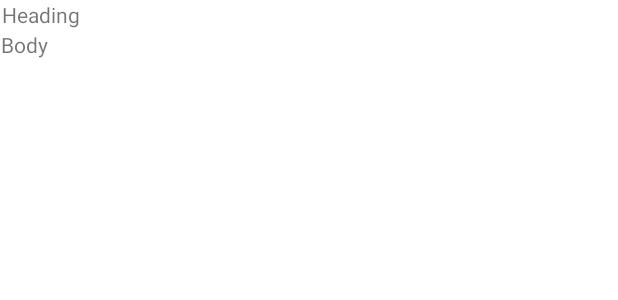
After one commit to BonnyYangC/Mobile-app, an Android app: the layout activity_article.xml on its own in the app's theme, with its tools: preview values and no code run, on a phone screen of 412 x 824 dp. The commit adds this screen. Shown: the top 300 px of the screen. Run offline under Robolectric (Android 15) with nearby library versions, the phone set to English and light mode, and no system bars.

Commit message:
with second activity

```diff
--- a/app/src/main/java/com/example/a1stapp/ApiService.kt
+++ b/app/src/main/java/com/example/a1stapp/ApiService.kt
@@ -1,5 +1,6 @@
 package com.example.a1stapp
 
+import com.example.a1stapp.data.PostsData
 import retrofit2.Call
 import retrofit2.http.GET
 
--- a/app/src/main/java/com/example/a1stapp/Sections.kt
+++ b/app/src/main/java/com/example/a1stapp/Sections.kt
@@ -1,4 +1,6 @@
 package com.example.a1stapp
+
+import com.example.a1stapp.data.PostModel
 
 data class Sections(
     //val `/news/collection/headlines`: List<PostModel>
--- /dev/null
+++ b/app/src/main/java/com/example/a1stapp/data/Image.kt
@@ -0,0 +1,4 @@
+package com.example.a1stapp.data
+
+data class Image(val name: String,
+                 val src: String)
--- a/app/src/main/java/com/example/a1stapp/PostModel.kt
+++ b/app/src/main/java/com/example/a1stapp/data/PostModel.kt
@@ -1,4 +1,6 @@
-package com.example.a1stapp
+package com.example.a1stapp.data
+
+import com.example.a1stapp.ImageModel
 
 data class PostModel(
     val description: String,
--- a/app/src/main/java/com/example/a1stapp/PostsData.kt
+++ b/app/src/main/java/com/example/a1stapp/data/PostsData.kt
@@ -1,4 +1,6 @@
-package com.example.a1stapp
+package com.example.a1stapp.data
+
+import com.example.a1stapp.data.Data
 
 data class PostsData(
     val `data`: Data,
--- /dev/null
+++ b/app/src/main/res/layout/activity_article.xml
@@ -0,0 +1,26 @@
+<?xml version="1.0" encoding="utf-8"?>
+<androidx.constraintlayout.widget.ConstraintLayout xmlns:android="http://schemas.android.com/apk/res/android"
+    xmlns:app="http://schemas.android.com/apk/res-auto"
+    xmlns:tools="http://schemas.android.com/tools"
+    android:layout_width="match_parent"
+    android:layout_height="match_parent"
+    tools:context=".ArticleActivity">
+
+    <TextView
+        android:id="@+id/title_view"
+        android:layout_width="409dp"
+        android:layout_height="20dp"
+        android:text="Heading"
+        app:layout_constraintEnd_toEndOf="parent"
+        app:layout_constraintStart_toStartOf="parent"
+        app:layout_constraintTop_toTopOf="parent" />
+
+    <TextView
+        android:id="@+id/body_view"
+        android:layout_width="411dp"
+        android:layout_height="354dp"
+        android:text="Body"
+        app:layout_constraintEnd_toEndOf="parent"
+        app:layout_constraintStart_toStartOf="parent"
+        app:layout_constraintTop_toBottomOf="@+id/title_view" />
+</androidx.constraintlayout.widget.ConstraintLayout>
--- a/app/src/main/res/layout/card_post.xml
+++ b/app/src/main/res/layout/card_post.xml
@@ -6,11 +6,6 @@
     android:layout_marginTop="8dp"
     android:background="#8BC34A"
     android:padding="8dp">
-
-    <LinearLayout
-        android:layout_width="match_parent"
-        android:layout_height="match_parent"
-        android:orientation="vertical">
 
     <LinearLayout
         android:layout_width="match_parent"
@@ -47,6 +42,5 @@
 
         </LinearLayout>
     </LinearLayout>
-    </LinearLayout>
 
 </androidx.cardview.widget.CardView>
```
Also changed, not shown: app/src/main/AndroidManifest.xml (+8 -0 lines), app/src/main/java/com/example/a1stapp/ArticleActivity.kt (added, +19 -0 lines), app/src/main/java/com/example/a1stapp/Data.kt (deleted, +0 -7 lines), app/src/main/java/com/example/a1stapp/MainActivity.kt (+16 -13 lines), app/src/main/java/com/example/a1stapp/PostAdapter.kt (+16 -13 lines), app/src/main/java/com/example/a1stapp/data/Article.kt (added, +10 -0 lines), app/src/main/java/com/example/a1stapp/data/Data.kt (added, +8 -0 lines), app/src/main/java/com/example/a1stapp/data/Images.kt (added, +3 -0 lines), 1 other file. Lines whose indentation alone changed are shown as unchanged.
